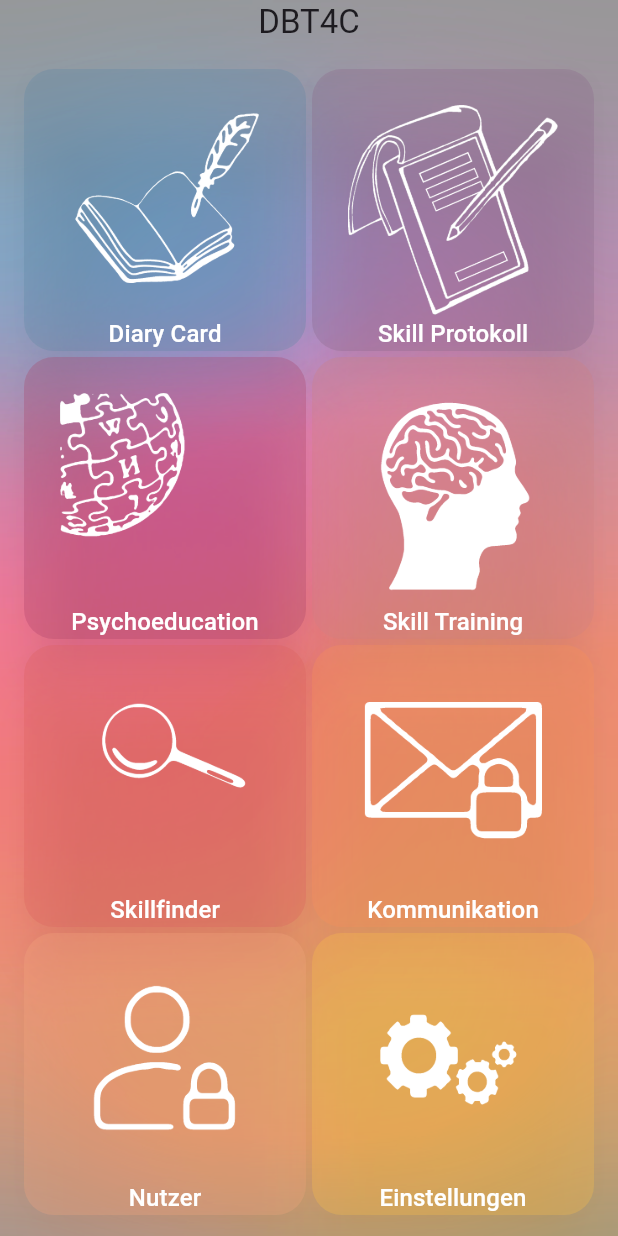
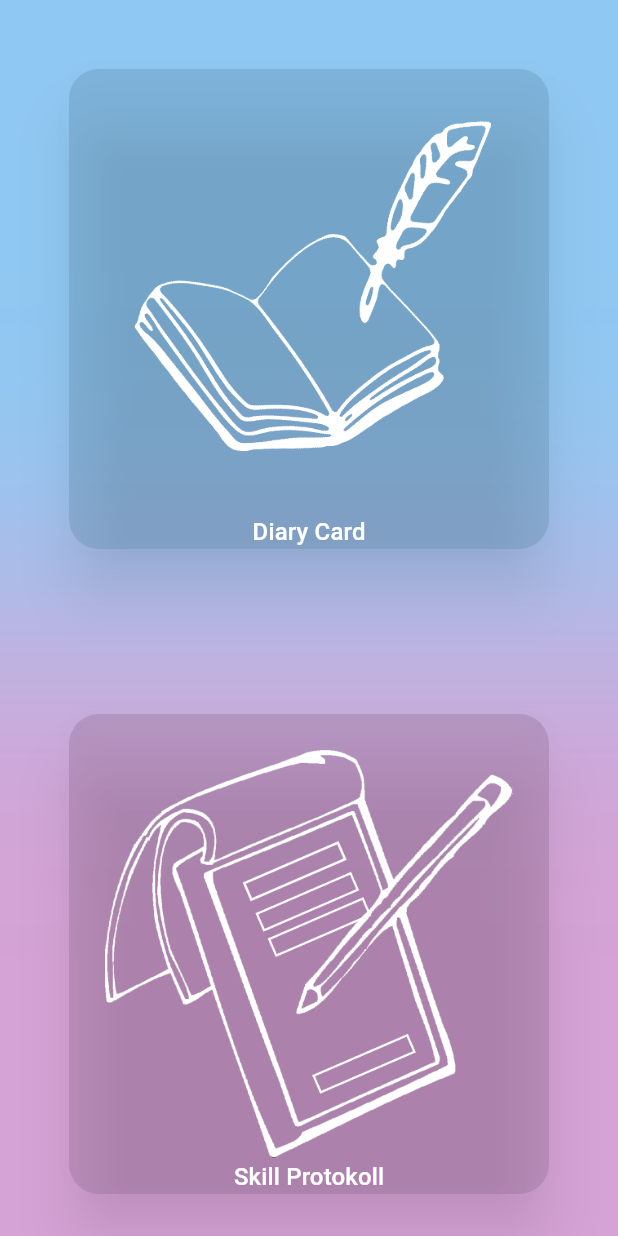
Before and after one commit to EvelineFlowercrown/DBT4C_Redo, a Flutter app: the screen it shows after launch, on a phone screen of 412 x 824 dp. Run offline on Flutter 3.47's test engine with Material 3 defaults, Android fonts, the phone set to English and light mode, and no system bars; our stand-ins replace flutter_calendar_carousel, image_cropper, image_picker, permission_handler, shared_preferences, sqflite and 1 more; accounts and stored records are empty.

Commit message:
Reduced Scope initial commit. Simplified main menu to 2 buttons.

```diff
--- a/lib/main.dart
+++ b/lib/main.dart
@@ -2,8 +2,6 @@ import 'package:dbt4c_rebuild/screens/diarycardCalendar.dart';
 import 'package:flutter/material.dart';
 import 'package:dbt4c_rebuild/widgets/menu_button.dart';
 import 'package:flutter/services.dart';
-import 'package:dbt4c_rebuild/screens/settings.dart';
-import 'package:dbt4c_rebuild/screens/user.dart';
 import 'package:dbt4c_rebuild/screens/skillProtocollCalendar.dart';
 import 'package:dbt4c_rebuild/dataHandlers/configHandler.dart';
 
@@ -45,23 +43,6 @@ class MainMenu extends StatelessWidget {
       home: Scaffold(
         //backgroundColor: Colors.transparent,
         extendBodyBehindAppBar: true,
-        appBar: PreferredSize(
-          preferredSize: Size.fromHeight(30.0),
-          child: AppBar(
-            title: Center(
-              child: Text("DBT4C"),
-            ),
-            shape: RoundedRectangleBorder(
-              borderRadius: BorderRadius.vertical(
-                bottom: Radius.circular(20),
-              ),
-            ),
-            backgroundColor: Colors.transparent,
-            systemOverlayStyle: SystemUiOverlayStyle(
-              statusBarColor: Colors.transparent,
-            ),
-          ),
-        ),
         body: Container(
           constraints: BoxConstraints.expand(),
           decoration: BoxDecoration(
@@ -72,9 +53,9 @@ class MainMenu extends StatelessWidget {
           ),
           child: SafeArea(
             child: GridView.count(
-              crossAxisCount: 2,
-              padding: const EdgeInsets.all(16),
-              mainAxisSpacing: 4,
+              crossAxisCount: 1,
+              padding: const EdgeInsets.all(46),
+              mainAxisSpacing: 110,
               crossAxisSpacing: 4,
               children: [
                 // Diarycard Button
@@ -103,72 +84,72 @@ class MainMenu extends StatelessWidget {
                   bottomText: "Skill Protokoll",
                 ),
 
-                // Psychoedukation Button (Popup)
-                MainMenuButton(
-                  onPressed: () {
-                    showComingSoon(context);
-                  },
-                  colorProperty: Color.fromRGBO(168, 62, 102, .3),
-                  frontImage:
-                  AssetImage("lib/resources/PsychoedukationNoBackground.png"),
-                  bottomText: "Psychoeducation",
-                ),
-
-                // SkillTraining Button (Popup)
-                MainMenuButton(
-                  onPressed: () {
-                    showComingSoon(context);
-                  },
-                  colorProperty: Color.fromRGBO(206, 126, 129, .3),
-                  frontImage:
-                  AssetImage("lib/resources/SkillTrainingNoBackground.png"),
-                  bottomText: "Skill Training",
-                ),
-
-                // SkillFinder Button (Popup)
-                MainMenuButton(
-                  onPressed: () {
-                    showComingSoon(context);
-                  },
-                  colorProperty: Color.fromRGBO(219, 94, 92, .3),
-                  frontImage:
-                  AssetImage("lib/resources/SkillfinderNoBackground.png"),
-                  bottomText: "Skillfinder",
-                ),
-
-                // Kommunikation Button (Popup)
-                MainMenuButton(
-                  onPressed: () {
-                    showComingSoon(context);
-                  },
-                  colorProperty: Color.fromRGBO(248, 143, 88, .3),
-                  frontImage:
-                  AssetImage("lib/resources/KommunikationNoBackground.png"),
-                  bottomText: "Kommunikation",
-                ),
-
-                // Nutzer Button
-                MainMenuButton(
-                  onPressed: () {
-                    Navigator.push(context,
-                        MaterialPageRoute(builder: (context) => UserMenu()));
-                  },
-                  colorProperty: Color.fromRGBO(243, 165, 126, .3),
-                  frontImage: AssetImage("lib/resources/UserNoBackground.png"),
-                  bottomText: "Nutzer",
-                ),
-
-                // Einstellungen Button
-                MainMenuButton(
-                  onPressed: () {
-                    Navigator.push(context,
-                        MaterialPageRoute(builder: (context) => SettingsMenu()));
-                  },
-                  colorProperty: Color.fromRGBO(252, 190, 71, .3),
-                  frontImage:
-                  AssetImage("lib/resources/SettingsNoBackground.png"),
-                  bottomText: "Einstellungen",
-                ),
+                //// Psychoedukation Button (Popup)
+                //MainMenuButton(
+                //  onPressed: () {
+                //    showComingSoon(context);
+                //  },
+                //  colorProperty: Color.fromRGBO(168, 62, 102, .3),
+                //  frontImage:
+                //  AssetImage("lib/resources/PsychoedukationNoBackground.png"),
+                //  bottomText: "Psychoeducation",
+                //),
+//
+                //// SkillTraining Button (Popup)
+                //MainMenuButton(
+                //  onPressed: () {
+                //    showComingSoon(context);
+                //  },
+                //  colorProperty: Color.fromRGBO(206, 126, 129, .3),
+                //  frontImage:
+                //  AssetImage("lib/resources/SkillTrainingNoBackground.png"),
+                //  bottomText: "Skill Training",
+                //),
+//
+                //// SkillFinder Button (Popup)
+                //MainMenuButton(
+                //  onPressed: () {
+                //    showComingSoon(context);
+                //  },
+                //  colorProperty: Color.fromRGBO(219, 94, 92, .3),
+                //  frontImage:
+                //  AssetImage("lib/resources/SkillfinderNoBackground.png"),
+                //  bottomText: "Skillfinder",
+                //),
+//
+                //// Kommunikation Button (Popup)
+                //MainMenuButton(
+                //  onPressed: () {
+                //    showComingSoon(context);
+                //  },
+                //  colorProperty: Color.fromRGBO(248, 143, 88, .3),
+                //  frontImage:
+                //  AssetImage("lib/resources/KommunikationNoBackground.png"),
+                //  bottomText: "Kommunikation",
+                //),
+//
+                //// Nutzer Button
+                //MainMenuButton(
+                //  onPressed: () {
+                //    Navigator.push(context,
+                //        MaterialPageRoute(builder: (context) => UserMenu()));
+                //  },
+                //  colorProperty: Color.fromRGBO(243, 165, 126, .3),
+                //  frontImage: AssetImage("lib/resources/UserNoBackground.png"),
+                //  bottomText: "Nutzer",
+                //),
+//
+                //// Einstellungen Button
+                //MainMenuButton(
+                //  onPressed: () {
+                //    Navigator.push(context,
+                //        MaterialPageRoute(builder: (context) => SettingsMenu()));
+                //  },
+                //  colorProperty: Color.fromRGBO(252, 190, 71, .3),
+                //  frontImage:
+                //  AssetImage("lib/resources/SettingsNoBackground.png"),
+                //  bottomText: "Einstellungen",
+                //),
               ],
             ),
           ),
```
Also changed, not shown: lib/resources/WallpaperMainScreen.png.
